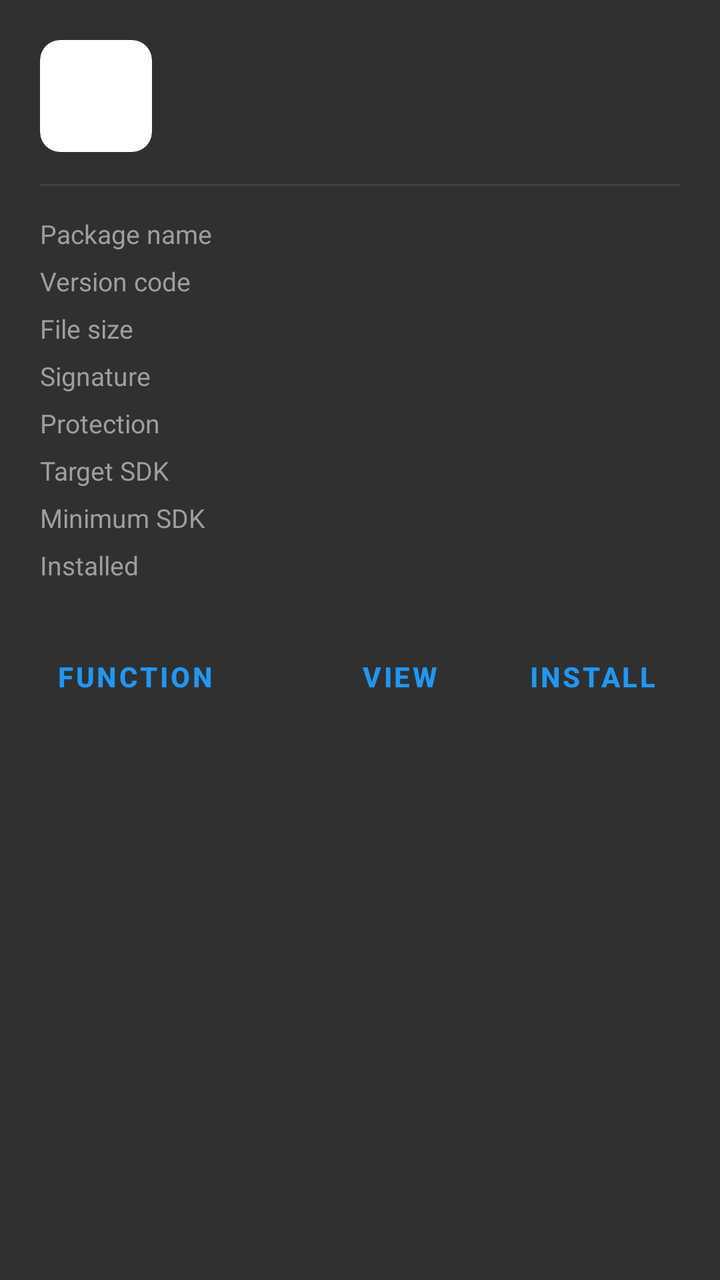
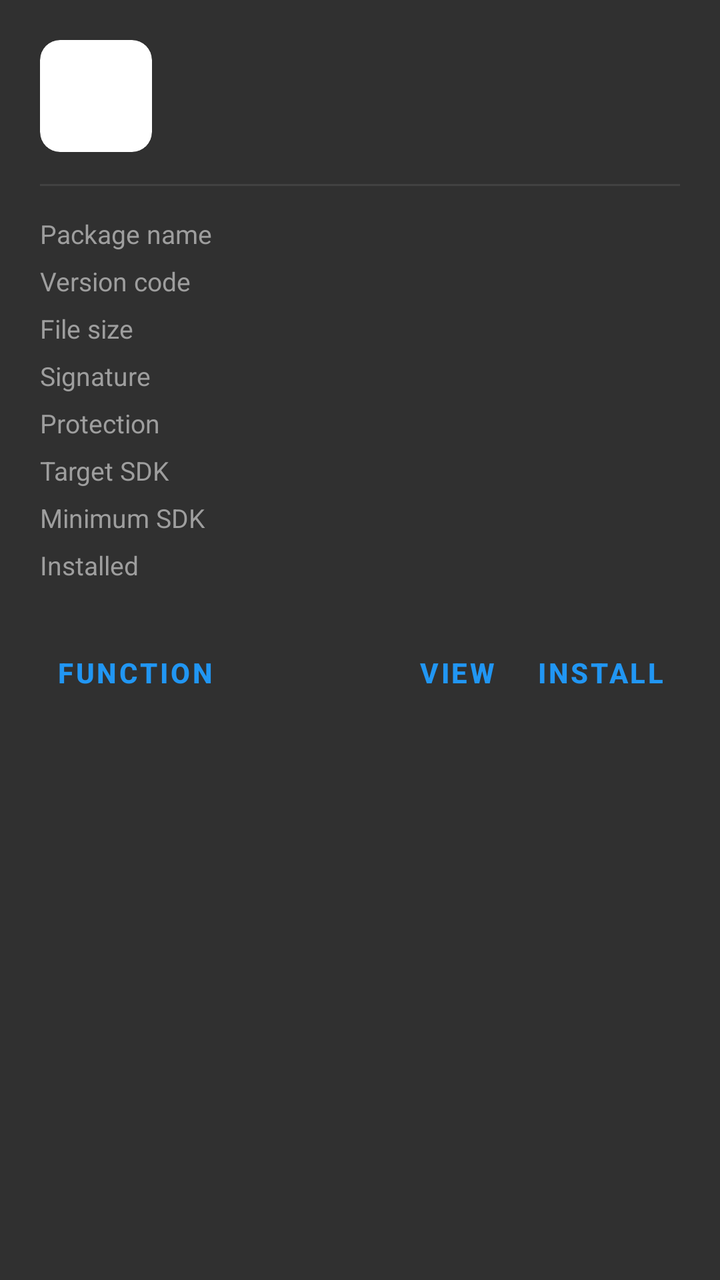

Compare the two renders of this Android layout. The source of the first and the diff that turns it into the second are given below.
<!-- AndroidManifest.xml: application theme Theme.MaterialFiles -->
<!-- res/layout/dialog_mt_apk_info.xml -->
<?xml version="1.0" encoding="utf-8"?>
<LinearLayout xmlns:android="http://schemas.android.com/apk/res/android"
    xmlns:app="http://schemas.android.com/apk/res-auto"
    android:layout_width="match_parent"
    android:layout_height="wrap_content"
    android:orientation="vertical"
    android:padding="20dp"
    android:background="#303030">

    
    <LinearLayout
        android:layout_width="match_parent"
        android:layout_height="wrap_content"
        android:gravity="center_vertical"
        android:orientation="horizontal"
        android:paddingBottom="16dp">

        <androidx.cardview.widget.CardView
            android:layout_width="56dp"
            android:layout_height="56dp"
            app:cardCornerRadius="10dp"
            app:cardElevation="0dp"
            app:cardBackgroundColor="#FFFFFF">

            <ImageView
                android:id="@+id/ivApkIcon"
                android:layout_width="match_parent"
                android:layout_height="match_parent"
                android:scaleType="fitCenter"
                android:padding="4dp" />
        </androidx.cardview.widget.CardView>

        <LinearLayout
            android:layout_width="0dp"
            android:layout_height="wrap_content"
            android:layout_weight="1"
            android:layout_marginStart="16dp"
            android:orientation="vertical">

            <TextView
                android:id="@+id/tvApkLabel"
                android:layout_width="match_parent"
                android:layout_height="wrap_content"
                android:textSize="18sp"
                android:textStyle="bold"
                android:textColor="#FFFFFF"
                android:singleLine="true"
                android:ellipsize="end" />

            <TextView
                android:id="@+id/tvApkVersion"
                android:layout_width="match_parent"
                android:layout_height="wrap_content"
                android:textSize="13sp"
                android:textColor="#9E9E9E"
                android:layout_marginTop="2dp"
                android:singleLine="true"
                android:ellipsize="end" />
        </LinearLayout>
    </LinearLayout>

    <View
        android:layout_width="match_parent"
        android:layout_height="1dp"
        android:background="#424242"
        android:layout_marginBottom="12dp" />

    
    <TableLayout
        android:layout_width="match_parent"
        android:layout_height="wrap_content"
        android:stretchColumns="1">

        
        <TableRow android:paddingVertical="3dp">
            <TextView
                android:layout_width="120dp"
                android:text="Package name"
                android:textColor="#9E9E9E"
                android:textSize="13sp" />
            <TextView
                android:id="@+id/tvApkPackage"
                android:textColor="#E0E0E0"
                android:textSize="13sp"
                android:singleLine="true"
                android:ellipsize="middle" />
        </TableRow>

        
        <TableRow android:paddingVertical="3dp">
            <TextView
                android:text="Version code"
                android:textColor="#9E9E9E"
                android:textSize="13sp" />
            <TextView
                android:id="@+id/tvApkVersionCode"
                android:textColor="#E0E0E0"
                android:textSize="13sp" />
        </TableRow>

        
        <TableRow android:paddingVertical="3dp">
            <TextView
                android:text="File size"
                android:textColor="#9E9E9E"
                android:textSize="13sp" />
            <TextView
                android:id="@+id/tvApkSize"
                android:textColor="#E0E0E0"
                android:textSize="13sp" />
        </TableRow>

        
        <TableRow android:paddingVertical="3dp">
            <TextView
                android:text="Signature"
                android:textColor="#9E9E9E"
                android:textSize="13sp" />
            <TextView
                android:id="@+id/tvApkSignature"
                android:textColor="#E0E0E0"
                android:textSize="13sp"
                android:singleLine="true"
                android:ellipsize="end" />
        </TableRow>

        
        <TableRow android:paddingVertical="3dp">
            <TextView
                android:text="Protection"
                android:textColor="#9E9E9E"
                android:textSize="13sp" />
            <TextView
                android:id="@+id/tvApkProtection"
                android:textColor="#E0E0E0"
                android:textSize="13sp" />
        </TableRow>

        
        <TableRow android:paddingVertical="3dp">
            <TextView
                android:text="Target SDK"
                android:textColor="#9E9E9E"
                android:textSize="13sp" />
            <TextView
                android:id="@+id/tvApkTargetSdk"
                android:textColor="#E0E0E0"
                android:textSize="13sp" />
        </TableRow>

        
        <TableRow android:paddingVertical="3dp">
            <TextView
                android:text="Minimum SDK"
                android:textColor="#9E9E9E"
                android:textSize="13sp" />
            <TextView
                android:id="@+id/tvApkMinSdk"
                android:textColor="#E0E0E0"
                android:textSize="13sp" />
        </TableRow>

        
        <TableRow android:paddingVertical="3dp">
            <TextView
                android:text="Installed"
                android:textColor="#9E9E9E"
                android:textSize="13sp" />
            <TextView
                android:id="@+id/tvApkInstalled"
                android:textColor="#E0E0E0"
                android:textSize="13sp" />
        </TableRow>
    </TableLayout>

    
    <LinearLayout
        android:layout_width="match_parent"
        android:layout_height="wrap_content"
        android:gravity="end"
        android:orientation="horizontal"
        android:paddingTop="20dp">

        <Button
            android:id="@+id/btnApkFunction"
            style="@style/Widget.MaterialComponents.Button.TextButton"
            android:layout_width="wrap_content"
            android:layout_height="wrap_content"
            android:text="@string/apk_function"
            android:textColor="#2196F3"
            android:textStyle="bold" />

        <View
            android:layout_width="0dp"
            android:layout_height="1dp"
            android:layout_weight="1" />

        <Button
            android:id="@+id/btnApkView"
            style="@style/Widget.MaterialComponents.Button.TextButton"
            android:layout_width="wrap_content"
            android:layout_height="wrap_content"
            android:text="@string/view"
            android:textColor="#2196F3"
            android:textStyle="bold" />

        <Button
            android:id="@+id/btnApkRootInstall"
            style="@style/Widget.MaterialComponents.Button.TextButton"
            android:layout_width="wrap_content"
            android:layout_height="wrap_content"
            android:text="@string/install_root"
            android:textColor="#4CAF50"
            android:textStyle="bold"
            android:visibility="gone"
            android:layout_marginStart="8dp" />

        <Button
            android:id="@+id/btnApkInstall"
            style="@style/Widget.MaterialComponents.Button.TextButton"
            android:layout_width="wrap_content"
            android:layout_height="wrap_content"
            android:text="@string/install"
            android:textColor="#2196F3"
            android:textStyle="bold"
            android:layout_marginStart="8dp" />
    </LinearLayout>
</LinearLayout>
<!-- resources referenced by this layout -->
<resources>
  <string name="apk_function">FUNCTION</string>
  <string name="install">Install</string>
  <string name="install_root">Install (Root)</string>
  <string name="view">View</string>
  <style name="Theme.MaterialFiles" parent="Base.Theme.MaterialFiles" />
  <style name="Platform.Theme.MaterialFiles" parent="Platform.V23.Theme.MaterialFiles" />
  <style name="ThemeOverlay.MaterialFiles.ActionBar" parent="">
          <item name="colorControlNormal">?android:textColorPrimary</item>
          <item name="searchViewStyle">@style/Widget.AppCompat.SearchView.ActionBar</item>
      </style>
  <style name="ThemeOverlay.MaterialFiles.ActionBarPopup" parent="">
          <item name="colorControlNormal">?android:textColorSecondary</item>
          <item name="searchViewStyle">@style/Widget.AppCompat.SearchView</item>
      </style>
  <style name="Widget.MaterialFiles.ListView.DropDown" parent="Widget.AppCompat.ListView.DropDown">
          <item name="android:paddingTop">8dp</item>
          <item name="android:paddingBottom">8dp</item>
          <item name="android:clipToPadding">false</item>
      </style>
  <color name="color_primary">@color/color_primary_light</color>
  <color name="color_surface">@color/color_surface_light</color>
  <style name="ShapeAppearance.MaterialFiles.MediumComponent" parent="ShapeAppearance.MaterialComponents.MediumComponent">
          <item name="cornerSize">8dp</item>
      </style>
  <style name="Widget.MaterialFiles.CardView" parent="Widget.MaterialComponents.CardView">
          <item name="android:stateListAnimator">@null</item>
          <item name="cardElevation">0dp</item>
          <item name="strokeColor">@color/mtrl_btn_stroke_color_selector</item>
          <item name="strokeWidth">@dimen/mtrl_btn_stroke_size</item>
      </style>
  <style name="Preference.MaterialFiles.SwitchPreferenceCompat" parent="Preference.SwitchPreferenceCompat.Material">
          <item name="android:widgetLayout">@layout/switch_preference_compat_widget</item>
      </style>
  <style name="Platform.V23.Theme.MaterialFiles" parent="Theme.MaterialComponents.DayNight.NoActionBar">
          <item name="colorPrimaryDark">@color/system_window_scrim</item>
          <item name="android:windowLightStatusBar">?isLightTheme</item>
      </style>
  <color name="color_primary_light">@color/google_blue_600</color>
  <color name="color_surface_light">@android:color/white</color>
  <dimen name="navigation_item_horizontal_padding">24dp</dimen>
  <style name="ShapeAppearanceOverlay.MaterialFiles.NavigationView.Item" parent="">
          <item name="cornerSize">50%</item>
          <item name="cornerSizeTopLeft">0dp</item>
          <item name="cornerSizeBottomLeft">0dp</item>
      </style>
  <dimen name="navigation_item_icon_padding">24dp</dimen>
  <color name="system_window_scrim">@color/system_window_scrim_light</color>
  <color name="google_blue_600">#1A73E8</color>
  <color name="system_window_scrim_light">#99FFFFFF</color>
  <!-- unchanged entries left out for length: 2 -->
</resources>

<!-- the commit's change to res/layout/dialog_mt_apk_info.xml (unified diff, before → after) -->
@@ -161,13 +161,94 @@
         </TableRow>
 
         
-        <TableRow android:paddingVertical="3dp">
+        <TableRow
+            android:id="@+id/rowApkInstalled"
+            android:paddingVertical="3dp">
             <TextView
                 android:text="Installed"
                 android:textColor="#9E9E9E"
                 android:textSize="13sp" />
             <TextView
                 android:id="@+id/tvApkInstalled"
+                android:textColor="#E0E0E0"
+                android:textSize="13sp" />
+        </TableRow>
+
+        
+        <TableRow
+            android:id="@+id/rowApkDataDir"
+            android:paddingVertical="3dp"
+            android:visibility="gone">
+            <TextView
+                android:text="Data directory"
+                android:textColor="#9E9E9E"
+                android:textSize="13sp" />
+            <TextView
+                android:id="@+id/tvApkDataDir"
+                android:textColor="#E0E0E0"
+                android:textSize="13sp"
+                android:singleLine="true"
+                android:ellipsize="middle" />
+        </TableRow>
+
+        
+        <TableRow
+            android:id="@+id/rowApkPath"
+            android:paddingVertical="3dp"
+            android:visibility="gone">
+            <TextView
+                android:text="APK path"
+                android:textColor="#9E9E9E"
+                android:textSize="13sp" />
+            <TextView
+                android:id="@+id/tvApkPath"
+                android:textColor="#E0E0E0"
+                android:textSize="13sp"
+                android:singleLine="true"
+                android:ellipsize="middle" />
+        </TableRow>
+
+        
+        <TableRow
+            android:id="@+id/rowApkFirstInstall"
+            android:paddingVertical="3dp"
+            android:visibility="gone">
+            <TextView
+                android:text="First install"
+                android:textColor="#9E9E9E"
+                android:textSize="13sp" />
+            <TextView
+                android:id="@+id/tvApkFirstInstall"
+                android:textColor="#E0E0E0"
+                android:textSize="13sp" />
+        </TableRow>
+
+        
+        <TableRow
+            android:id="@+id/rowApkLastUpdate"
+            android:paddingVertical="3dp"
+            android:visibility="gone">
+            <TextView
+                android:text="Last update"
+                android:textColor="#9E9E9E"
+                android:textSize="13sp" />
+            <TextView
+                android:id="@+id/tvApkLastUpdate"
+                android:textColor="#E0E0E0"
+                android:textSize="13sp" />
+        </TableRow>
+
+        
+        <TableRow
+            android:id="@+id/rowApkUid"
+            android:paddingVertical="3dp"
+            android:visibility="gone">
+            <TextView
+                android:text="UID"
+                android:textColor="#9E9E9E"
+                android:textSize="13sp" />
+            <TextView
+                android:id="@+id/tvApkUid"
                 android:textColor="#E0E0E0"
                 android:textSize="13sp" />
         </TableRow>
@@ -177,15 +258,20 @@
     <LinearLayout
         android:layout_width="match_parent"
         android:layout_height="wrap_content"
-        android:gravity="end"
+        android:gravity="center_vertical"
         android:orientation="horizontal"
-        android:paddingTop="20dp">
+        android:paddingTop="18dp">
 
         <Button
             android:id="@+id/btnApkFunction"
             style="@style/Widget.MaterialComponents.Button.TextButton"
             android:layout_width="wrap_content"
             android:layout_height="wrap_content"
+            android:minWidth="0dp"
+            android:paddingStart="8dp"
+            android:paddingEnd="8dp"
+            android:insetLeft="0dp"
+            android:insetRight="0dp"
             android:text="@string/apk_function"
             android:textColor="#2196F3"
             android:textStyle="bold" />
@@ -200,6 +286,11 @@
             style="@style/Widget.MaterialComponents.Button.TextButton"
             android:layout_width="wrap_content"
             android:layout_height="wrap_content"
+            android:minWidth="0dp"
+            android:paddingStart="8dp"
+            android:paddingEnd="8dp"
+            android:insetLeft="0dp"
+            android:insetRight="0dp"
             android:text="@string/view"
             android:textColor="#2196F3"
             android:textStyle="bold" />
@@ -209,20 +300,30 @@
             style="@style/Widget.MaterialComponents.Button.TextButton"
             android:layout_width="wrap_content"
             android:layout_height="wrap_content"
+            android:minWidth="0dp"
+            android:paddingStart="8dp"
+            android:paddingEnd="8dp"
+            android:insetLeft="0dp"
+            android:insetRight="0dp"
             android:text="@string/install_root"
             android:textColor="#4CAF50"
             android:textStyle="bold"
             android:visibility="gone"
-            android:layout_marginStart="8dp" />
+            android:layout_marginStart="4dp" />
 
         <Button
             android:id="@+id/btnApkInstall"
             style="@style/Widget.MaterialComponents.Button.TextButton"
             android:layout_width="wrap_content"
             android:layout_height="wrap_content"
+            android:minWidth="0dp"
+            android:paddingStart="8dp"
+            android:paddingEnd="8dp"
+            android:insetLeft="0dp"
+            android:insetRight="0dp"
             android:text="@string/install"
             android:textColor="#2196F3"
             android:textStyle="bold"
-            android:layout_marginStart="8dp" />
+            android:layout_marginStart="4dp" />
     </LinearLayout>
 </LinearLayout>
